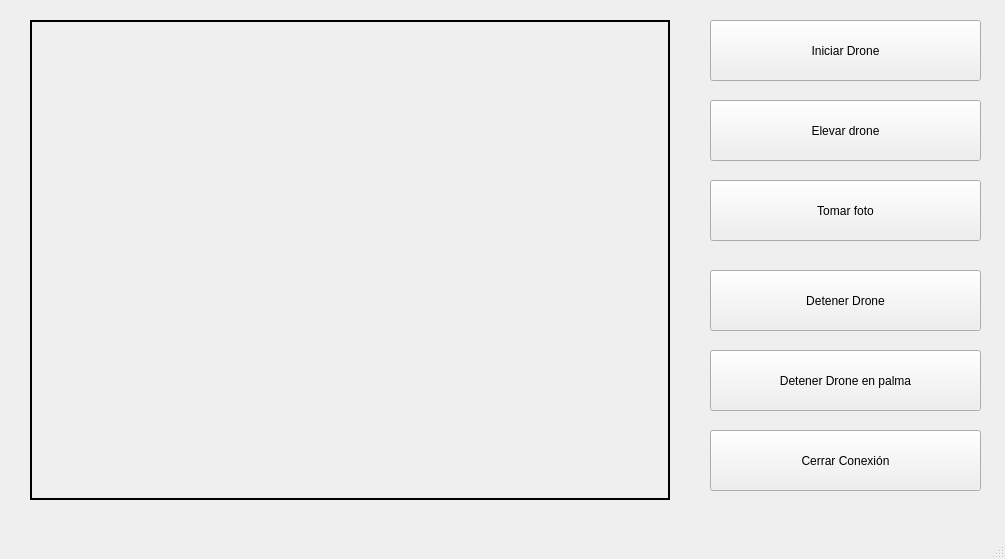
Above: interfaz/interfaz.ui from omarvillasenor/Yet-Another-Openpose-Implementation before the change. Below: the same form after it.
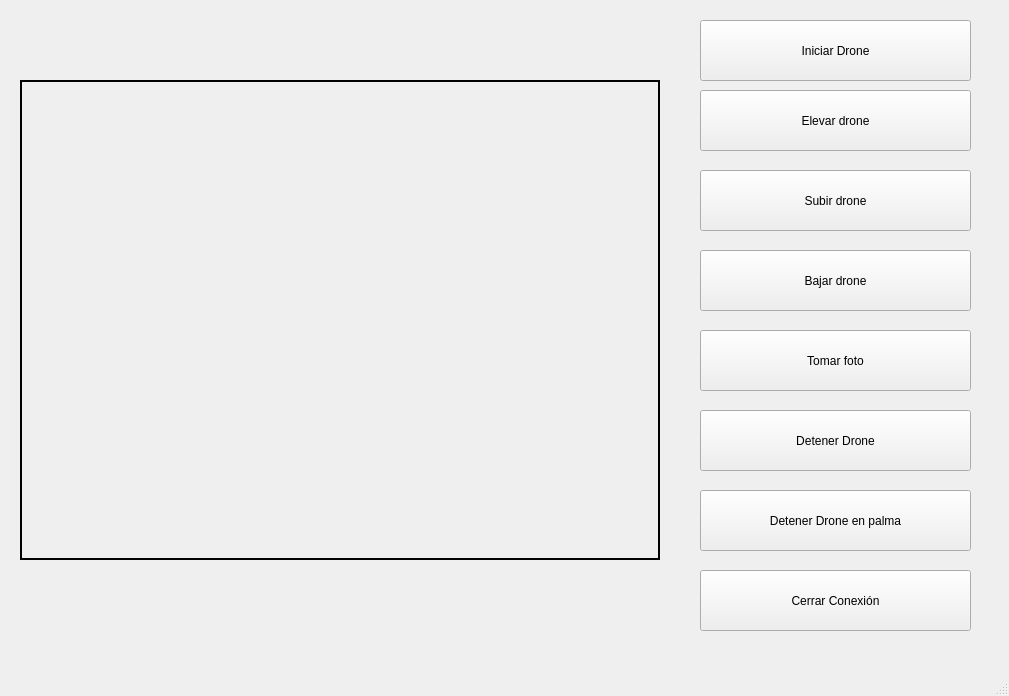
That is the form after the change.

```diff
--- a/interfaz/interfaz.ui
+++ b/interfaz/interfaz.ui
@@ -6,8 +6,8 @@
    <rect>
     <x>0</x>
     <y>0</y>
-    <width>1005</width>
-    <height>559</height>
+    <width>1009</width>
+    <height>696</height>
    </rect>
   </property>
   <property name="windowTitle">
@@ -17,7 +17,7 @@
    <widget class="QPushButton" name="StartButton">
     <property name="geometry">
      <rect>
-      <x>710</x>
+      <x>700</x>
       <y>20</y>
       <width>271</width>
       <height>61</height>
@@ -30,8 +30,8 @@
    <widget class="QPushButton" name="StopButton">
     <property name="geometry">
      <rect>
-      <x>710</x>
-      <y>270</y>
+      <x>700</x>
+      <y>410</y>
       <width>271</width>
       <height>61</height>
      </rect>
@@ -43,8 +43,8 @@
    <widget class="QPushButton" name="PictureButton">
     <property name="geometry">
      <rect>
-      <x>710</x>
-      <y>180</y>
+      <x>700</x>
+      <y>330</y>
       <width>271</width>
       <height>61</height>
      </rect>
@@ -56,8 +56,8 @@
    <widget class="QLabel" name="CameraLabel">
     <property name="geometry">
      <rect>
-      <x>30</x>
-      <y>20</y>
+      <x>20</x>
+      <y>80</y>
       <width>640</width>
       <height>480</height>
      </rect>
@@ -72,8 +72,8 @@
    <widget class="QPushButton" name="PalmButton">
     <property name="geometry">
      <rect>
-      <x>710</x>
-      <y>350</y>
+      <x>700</x>
+      <y>490</y>
       <width>271</width>
       <height>61</height>
      </rect>
@@ -85,8 +85,8 @@
    <widget class="QPushButton" name="close_button">
     <property name="geometry">
      <rect>
-      <x>710</x>
-      <y>430</y>
+      <x>700</x>
+      <y>570</y>
       <width>271</width>
       <height>61</height>
      </rect>
@@ -98,8 +98,8 @@
    <widget class="QPushButton" name="FlightButton">
     <property name="geometry">
      <rect>
-      <x>710</x>
-      <y>100</y>
+      <x>700</x>
+      <y>90</y>
       <width>271</width>
       <height>61</height>
      </rect>
@@ -108,6 +108,32 @@
      <string>Elevar drone</string>
     </property>
    </widget>
+   <widget class="QPushButton" name="UpButton">
+    <property name="geometry">
+     <rect>
+      <x>700</x>
+      <y>170</y>
+      <width>271</width>
+      <height>61</height>
+     </rect>
+    </property>
+    <property name="text">
+     <string>Subir drone</string>
+    </property>
+   </widget>
+   <widget class="QPushButton" name="DownButton">
+    <property name="geometry">
+     <rect>
+      <x>700</x>
+      <y>250</y>
+      <width>271</width>
+      <height>61</height>
+     </rect>
+    </property>
+    <property name="text">
+     <string>Bajar drone</string>
+    </property>
+   </widget>
   </widget>
   <widget class="QMenuBar" name="menubar">
    <property name="geometry">
```
Left out of the diff: 4 changed lines with no effect on the pictures.
